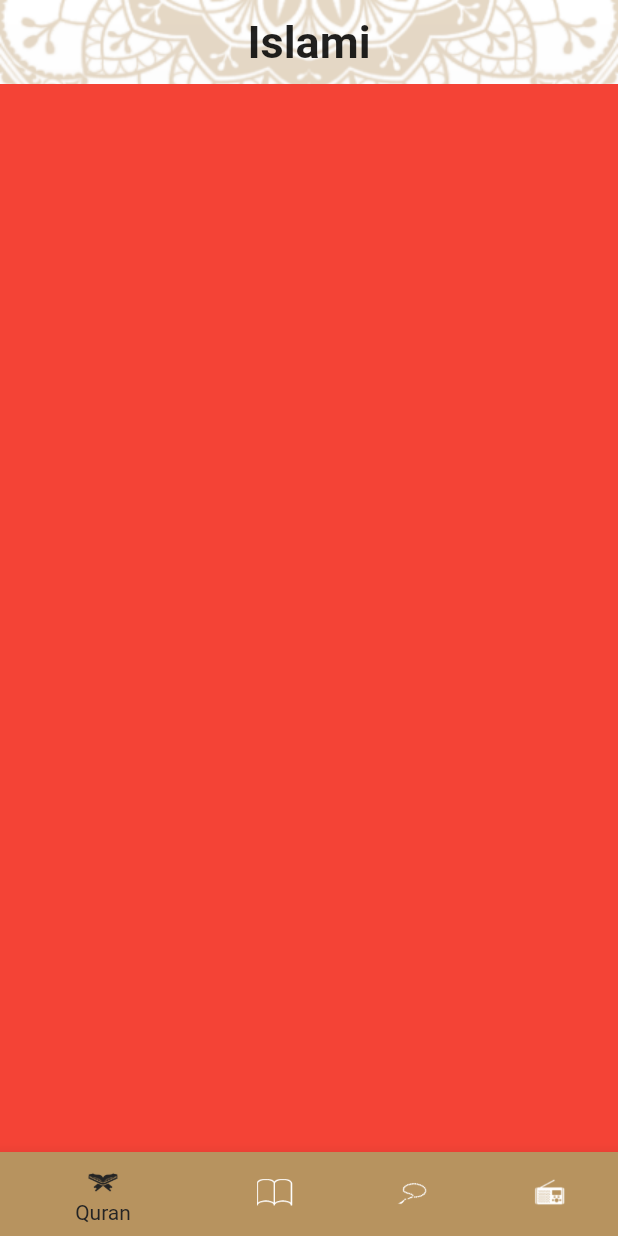
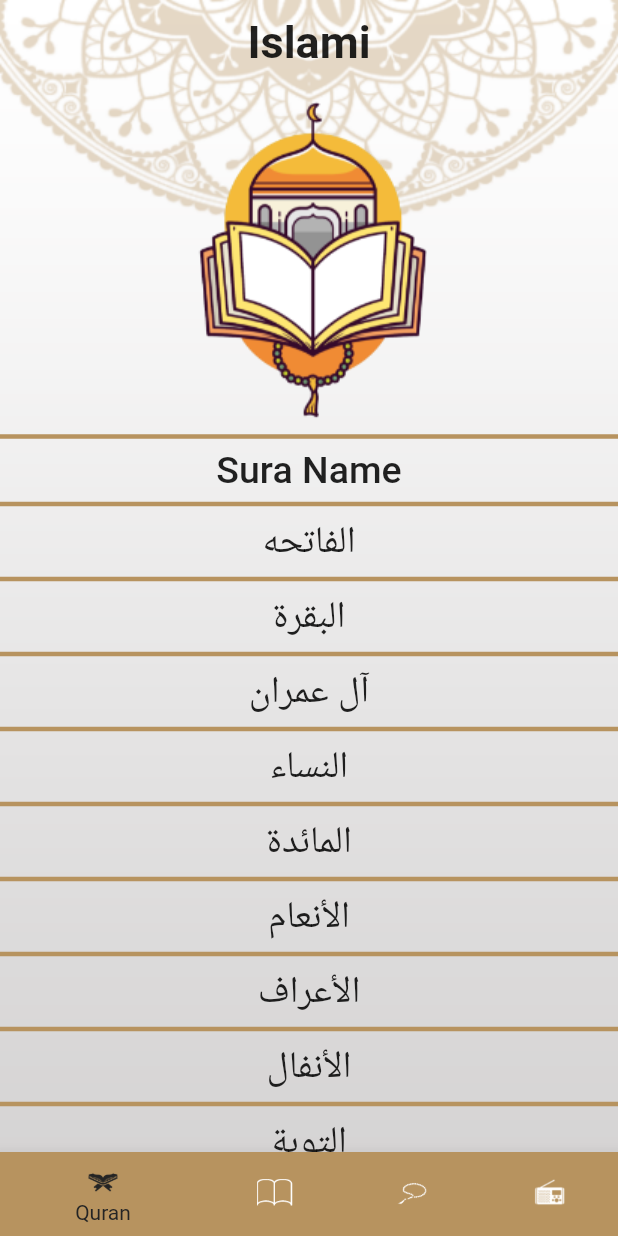
Before and after one commit to MayEmad28/islami, a Flutter app: the screen it shows after launch, on a phone screen of 412 x 824 dp. Run offline on Flutter 3.47's test engine with Material 2 defaults, Android fonts, the phone set to English and light mode, and no system bars.

Commit message:
+theme +quran tab +sura_content

```diff
--- a/lib/main.dart
+++ b/lib/main.dart
@@ -1,7 +1,8 @@
 import 'package:flutter/material.dart';
 import 'package:islami/my_theme.dart';
-import 'package:islami/screens/home.dart';
-
+import 'package:islami/home.dart';
+import 'package:islami/screens/quran/sura_details.dart';
+import 'package:islami/screens/splash_screen/splash.dart';
 void main() {
   runApp( MyApp());
 }
@@ -12,9 +13,12 @@ class MyApp extends StatelessWidget {
     return MaterialApp(
       theme:my_theme.light_theme,
       debugShowCheckedModeBanner: false,
-      initialRoute: home.routeName,
+      initialRoute: splash.routeName,
       routes: {
         home.routeName : (context)=>home(),
+        splash.routeName:(context)=>splash(),
+       sura_details.routeName:(context)=>sura_details(),
+
       },
     );
   }
--- a/lib/my_theme.dart
+++ b/lib/my_theme.dart
@@ -6,6 +6,7 @@ class my_theme{
   static ThemeData light_theme=ThemeData(
     primaryColor: primaryColor_light,
     textTheme: TextTheme(
+      titleMedium: TextStyle(fontSize: 25,fontWeight: FontWeight.w500),
       titleLarge: TextStyle(fontSize: 30,fontWeight: FontWeight.bold)
     ),
     scaffoldBackgroundColor: Colors.transparent,
@@ -13,9 +14,13 @@ class my_theme{
       centerTitle: true,
       backgroundColor: Colors.transparent,
       elevation: 0,
+        iconTheme: IconThemeData(
+          color:blackColor,
+        )
     ),
     bottomNavigationBarTheme: BottomNavigationBarThemeData(
       selectedItemColor: blackColor
-    )
+    ),
+
   );
 }
--- a/lib/screens/quran/quran_tab.dart
+++ b/lib/screens/quran/quran_tab.dart
@@ -1,11 +1,50 @@
+import 'package:flutter/cupertino.dart';
 import 'package:flutter/material.dart';
+import 'package:islami/my_theme.dart';
+import 'package:islami/screens/quran/sura_name.dart';
 
 class quran_tab extends StatelessWidget {
-
+  List suraNames=[
+    "الفاتحه","البقرة","آل عمران","النساء","المائدة","الأنعام","الأعراف","الأنفال","التوبة","يونس","هود"
+    ,"يوسف","الرعد","إبراهيم","الحجر","النحل","الإسراء","الكهف","مريم","طه","الأنبياء","الحج","المؤمنون"
+    ,"النّور","الفرقان","الشعراء","النّمل","القصص","العنكبوت","الرّوم","لقمان","السجدة","الأحزاب","سبأ"
+    ,"فاطر","يس","الصافات","ص","الزمر","غافر","فصّلت","الشورى","الزخرف","الدّخان","الجاثية","الأحقاف"
+    ,"محمد","الفتح","الحجرات","ق","الذاريات","الطور","النجم","القمر","الرحمن","الواقعة","الحديد","المجادلة"
+    ,"الحشر","الممتحنة","الصف","الجمعة","المنافقون","التغابن","الطلاق","التحريم","الملك","القلم","الحاقة","المعارج"
+    ,"نوح","الجن","المزّمّل","المدّثر","القيامة","الإنسان","المرسلات","النبأ","النازعات","عبس","التكوير","الإنفطار"
+    ,"المطفّفين","الإنشقاق","البروج","الطارق","الأعلى","الغاشية","الفجر","البلد","الشمس","الليل","الضحى","الشرح"
+    ,"التين","العلق","القدر","البينة","الزلزلة","العاديات","القارعة","التكاثر","العصر",
+    "الهمزة","الفيل","قريش","الماعون","الكوثر","الكافرون","النصر","المسد","الإخلاص","الفلق","الناس"
+  ];
+  static const String routeName='quran';
   @override
   Widget build(BuildContext context) {
-    return Container(
-      color: Colors.red,
+    return Column(
+      children: [
+        Center(child: Image.asset('assets/images/qur2an_screen_logo.png')),
+        Divider(
+          thickness: 3,
+          color: my_theme.primaryColor_light,
+        ),
+        Text('Sura Name',style: Theme.of(context).textTheme.titleMedium,),
+        Divider(
+          thickness: 3,
+          color: my_theme.primaryColor_light,
+        ),
+        Expanded(
+          child: ListView.separated(itemBuilder:(context,index){
+            return sura_name(name: suraNames[index],index: index,);
+          },
+              itemCount: suraNames.length, separatorBuilder: (BuildContext context, int index) {
+            return Divider(
+              thickness: 3,
+              color: my_theme.primaryColor_light,
+            );
+            },
+          ),
+        )
+      ],
     );
   }
+
 }
--- /dev/null
+++ b/lib/screens/quran/sura_name.dart
@@ -0,0 +1,24 @@
+import 'package:flutter/material.dart';
+import 'package:islami/screens/quran/sura_details.dart';
+
+class sura_name extends StatelessWidget {
+  String name;
+  int index;
+  sura_name({required this.name,required this.index});
+
+@override
+  Widget build(BuildContext context) {
+    return InkWell(
+        onTap: (){
+          Navigator.pushNamed(context, sura_details.routeName,
+              arguments:
+            suraArgs(name: name, index: index),
+          );
+        },
+    child: Text(name,
+      style:Theme.of(context).textTheme.titleMedium,
+      textAlign: TextAlign.center,
+    )
+    );
+  }
+}
```
Also changed, not shown: flutter_native_splash.yaml (added, +144 -0 lines), lib/screens/quran/sura_details.dart (added, +100 -0 lines), lib/screens/splash_screen/splash.dart (added, +27 -0 lines), assets/asset/1.txt (line endings or trailing spaces), assets/asset/10.txt (line endings or trailing spaces), assets/asset/114.txt (line endings or trailing spaces), assets/asset/8.txt (line endings or trailing spaces), assets/asset/9.txt (line endings or trailing spaces), lib/home.dart (renamed from lib/screens/home.dart), lib/screens/quran/sura_content.dart (added).
